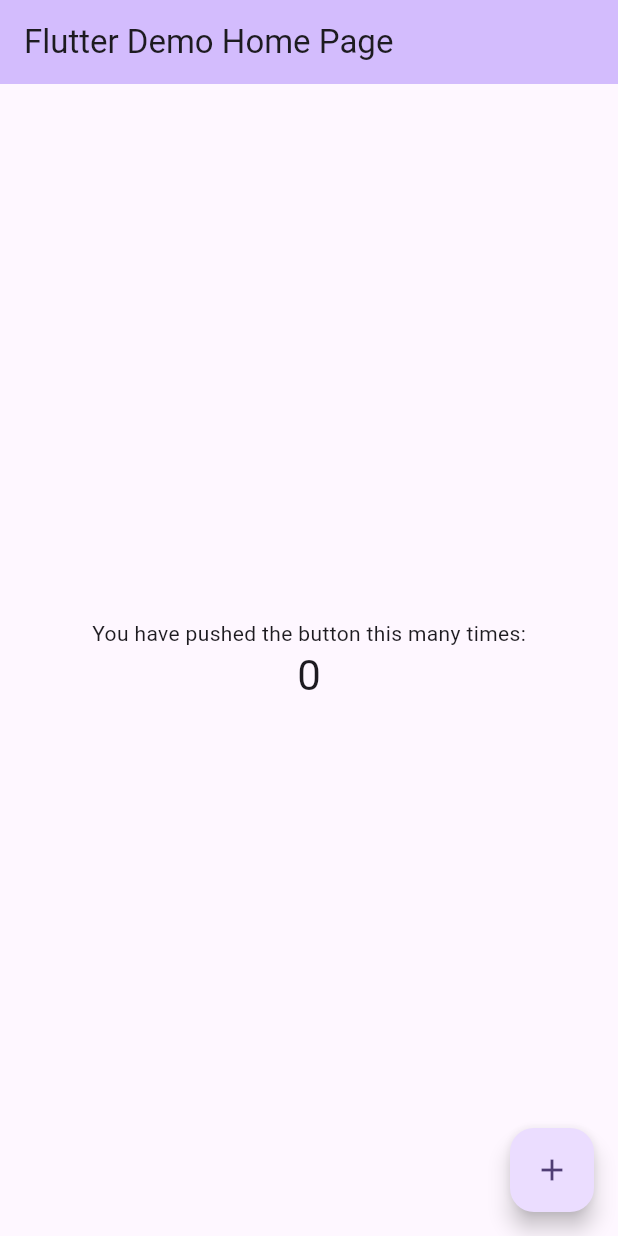
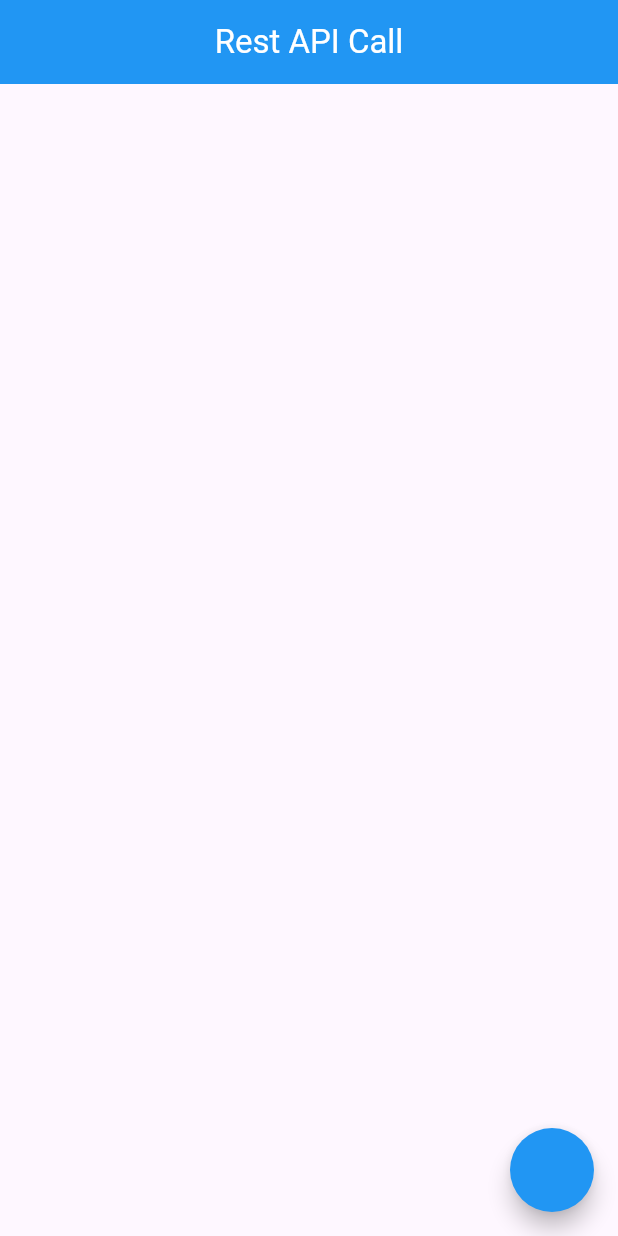
Before and after one commit to MosesNnabuike1/rest_api_series, a Flutter app: the screen it shows after launch, on a phone screen of 412 x 824 dp. Run offline on Flutter 3.47's test engine with Material 3 defaults, Android fonts, the phone set to English and light mode, and no system bars.

Commit message:
Fetched name, email and thumbnail

```diff
--- a/lib/main.dart
+++ b/lib/main.dart
@@ -1,4 +1,5 @@
 import 'package:flutter/material.dart';
+import 'package:rest_api_series/screens/home.dart';
 
 void main() {
   runApp(const MyApp());
@@ -7,119 +8,14 @@
 class MyApp extends StatelessWidget {
   const MyApp({super.key});
 
-  // This widget is the root of your application.
   @override
   Widget build(BuildContext context) {
     return MaterialApp(
-      title: 'Flutter Demo',
+      debugShowCheckedModeBanner: false, // Removes the debug banner
       theme: ThemeData(
-        // This is the theme of your application.
-        //
-        // TRY THIS: Try running your application with "flutter run". You'll see
-        // the application has a purple toolbar. Then, without quitting the app,
-        // try changing the seedColor in the colorScheme below to Colors.green
-        // and then invoke "hot reload" (save your changes or press the "hot
-        // reload" button in a Flutter-supported IDE, or press "r" if you used
-        // the command line to start the app).
-        //
-        // Notice that the counter didn't reset back to zero; the application
-        // state is not lost during the reload. To reset the state, use hot
-        // restart instead.
-        //
-        // This works for code too, not just values: Most code changes can be
-        // tested with just a hot reload.
-        colorScheme: ColorScheme.fromSeed(seedColor: Colors.deepPurple),
-        useMaterial3: true,
+        primarySwatch: Colors.blue, // Sets the primary color to blue
       ),
-      home: const MyHomePage(title: 'Flutter Demo Home Page'),
+      home: const HomeScreen(),
     );
   }
 }
-
-class MyHomePage extends StatefulWidget {
-  const MyHomePage({super.key, required this.title});
-
-  // This widget is the home page of your application. It is stateful, meaning
-  // that it has a State object (defined below) that contains fields that affect
-  // how it looks.
-
-  // This class is the configuration for the state. It holds the values (in this
-  // case the title) provided by the parent (in this case the App widget) and
-  // used by the build method of the State. Fields in a Widget subclass are
-  // always marked "final".
-
-  final String title;
-
-  @override
-  State<MyHomePage> createState() => _MyHomePageState();
-}
-
-class _MyHomePageState extends State<MyHomePage> {
-  int _counter = 0;
-
-  void _incrementCounter() {
-    setState(() {
-      // This call to setState tells the Flutter framework that something has
-      // changed in this State, which causes it to rerun the build method below
-      // so that the display can reflect the updated values. If we changed
-      // _counter without calling setState(), then the build method would not be
-      // called again, and so nothing would appear to happen.
-      _counter++;
-    });
-  }
-
-  @override
-  Widget build(BuildContext context) {
-    // This method is rerun every time setState is called, for instance as done
-    // by the _incrementCounter method above.
-    //
-    // The Flutter framework has been optimized to make rerunning build methods
-    // fast, so that you can just rebuild anything that needs updating rather
-    // than having to individually change instances of widgets.
-    return Scaffold(
-      appBar: AppBar(
-        // TRY THIS: Try changing the color here to a specific color (to
-        // Colors.amber, perhaps?) and trigger a hot reload to see the AppBar
-        // change color while the other colors stay the same.
-        backgroundColor: Theme.of(context).colorScheme.inversePrimary,
-        // Here we take the value from the MyHomePage object that was created by
-        // the App.build method, and use it to set our appbar title.
-        title: Text(widget.title),
-      ),
-      body: Center(
-        // Center is a layout widget. It takes a single child and positions it
-        // in the middle of the parent.
-        child: Column(
-          // Column is also a layout widget. It takes a list of children and
-          // arranges them vertically. By default, it sizes itself to fit its
-          // children horizontally, and tries to be as tall as its parent.
-          //
-          // Column has various properties to control how it sizes itself and
-          // how it positions its children. Here we use mainAxisAlignment to
-          // center the children vertically; the main axis here is the vertical
-          // axis because Columns are vertical (the cross axis would be
-          // horizontal).
-          //
-          // TRY THIS: Invoke "debug painting" (choose the "Toggle Debug Paint"
-          // action in the IDE, or press "p" in the console), to see the
-          // wireframe for each widget.
-          mainAxisAlignment: MainAxisAlignment.center,
-          children: <Widget>[
-            const Text(
-              'You have pushed the button this many times:',
-            ),
-            Text(
-              '$_counter',
-              style: Theme.of(context).textTheme.headlineMedium,
-            ),
-          ],
-        ),
-      ),
-      floatingActionButton: FloatingActionButton(
-        onPressed: _incrementCounter,
-        tooltip: 'Increment',
-        child: const Icon(Icons.add),
-      ), // This trailing comma makes auto-formatting nicer for build methods.
-    );
-  }
-}
--- /dev/null
+++ b/lib/screens/home.dart
@@ -0,0 +1,63 @@
+import 'dart:convert';
+import 'package:flutter/material.dart';
+import 'package:http/http.dart' as http;
+
+class HomeScreen extends StatefulWidget {
+  const HomeScreen({super.key});
+
+  @override
+  State<HomeScreen> createState() => _HomeScreenState();
+}
+
+class _HomeScreenState extends State<HomeScreen> {
+  List<dynamic> users = [];
+
+  @override
+  Widget build(BuildContext context) {
+    return Scaffold(
+      appBar: AppBar(
+        title: const Text(
+          'Rest API Call',
+          style: TextStyle(color: Colors.white),
+        ),
+        centerTitle: true,
+        backgroundColor: Colors.blue,
+      ),
+      body: ListView.builder(
+        itemCount: users.length,
+        itemBuilder: (context, index) {
+          final user = users[index];
+          final name = user['name']['first'];
+          final email = user['email'];
+          final imageUrl = user['picture']['thumbnail'];
+          return ListTile(
+            leading: CircleAvatar(
+              backgroundImage: NetworkImage(imageUrl), // Use `backgroundImage` for images
+            ),
+            title: Text(name), // Moved title to the correct position
+            subtitle: Text(email), // Moved subtitle to the correct position
+          );
+        },
+      ),
+      floatingActionButton: FloatingActionButton(
+        onPressed: fetchUsers,
+        backgroundColor: Colors.blue,
+        shape: const CircleBorder(),
+        // child: const Icon(Icons.add, color: Colors.white),
+      ),
+    );
+  }
+
+  void fetchUsers() async {
+    print('fetchUsers Called');
+    const url = 'https://randomuser.me/api/?results=100';
+    final uri = Uri.parse(url);
+    final response = await http.get(uri);
+    final body = response.body;
+    final json = jsonDecode(body);
+    setState(() {
+      users = json['results'];
+    });
+    print('fetchUsers Completed');
+  }
+}
--- a/pubspec.yaml
+++ b/pubspec.yaml
@@ -35,6 +35,7 @@
   # The following adds the Cupertino Icons font to your application.
   # Use with the CupertinoIcons class for iOS style icons.
   cupertino_icons: ^1.0.8
+  http: ^1.2.2
 
 dev_dependencies:
   flutter_test:
```
Also changed, not shown: pubspec.lock.
